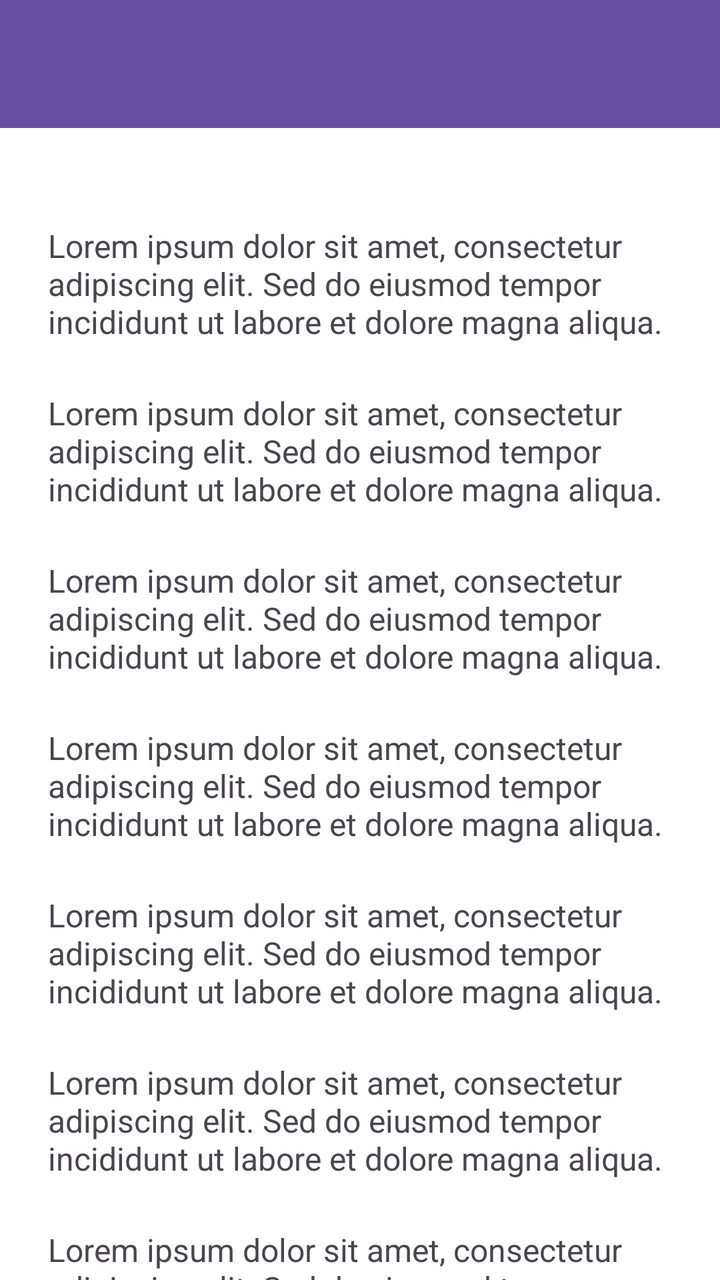
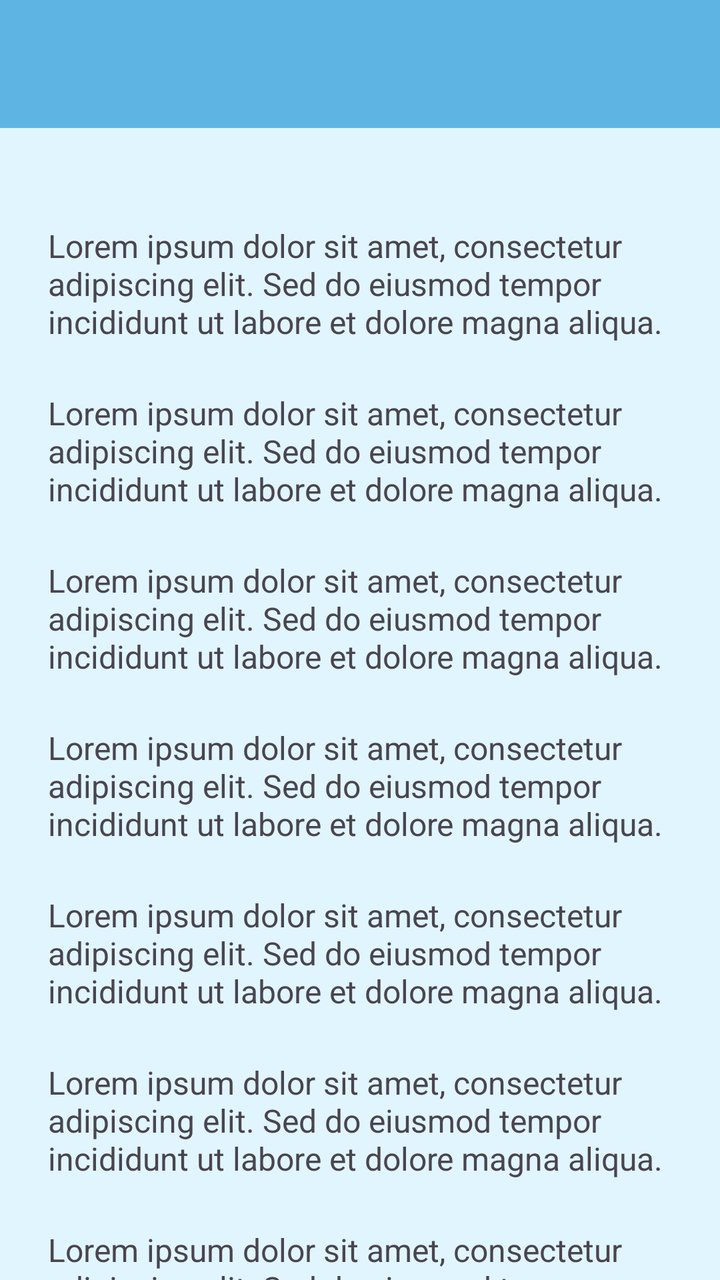

Compare the two renders of this Android layout. The source of the first and the diff that turns it into the second are given below.
<!-- AndroidManifest.xml: application theme Theme.Mars_FarhanAlKhairi -->
<!-- res/layout/activity_fifth.xml -->
<?xml version="1.0" encoding="utf-8"?>
<androidx.coordinatorlayout.widget.CoordinatorLayout xmlns:android="http://schemas.android.com/apk/res/android"
    xmlns:app="http://schemas.android.com/apk/res-auto"
    xmlns:tools="http://schemas.android.com/tools"
    android:id="@+id/main"
    android:layout_width="match_parent"
    android:layout_height="match_parent"
    android:background="@android:color/white"
    tools:context=".pertemuan5.FifthActivity">


    <com.google.android.material.appbar.AppBarLayout
        android:id="@+id/appBarLayout"
        android:layout_width="match_parent"
        android:layout_height="wrap_content"
        android:theme="@style/ThemeOverlay.AppCompat.ActionBar">



    <androidx.appcompat.widget.Toolbar
        android:id="@+id/toolbar"
        android:layout_width="match_parent"
        android:layout_height="?attr/actionBarSize"
        android:background="?attr/colorPrimary"
        app:layout_constraintBottom_toBottomOf="parent"
        app:layout_constraintStart_toStartOf="parent"
        app:layout_constraintTop_toTopOf="parent"
        app:layout_constraintVertical_bias="0.0"
        app:subtitleTextColor="@android:color/white"
        app:titleTextColor="@android:color/white"
        app:layout_scrollFlags="scroll|enterAlways"/>

    </com.google.android.material.appbar.AppBarLayout>

    <androidx.core.widget.NestedScrollView
        android:layout_width="match_parent"
        android:layout_height="match_parent"
        android:clipToPadding="false"
        android:padding="24dp"
        app:layout_behavior="@string/appbar_scrolling_view_behavior"
        app:layout_constraintBottom_toBottomOf="parent"
        app:layout_constraintEnd_toEndOf="parent"
        app:layout_constraintHorizontal_bias="0.0"
        app:layout_constraintStart_toStartOf="parent"
        app:layout_constraintTop_toTopOf="parent">

        <LinearLayout
            android:layout_width="match_parent"
            android:layout_height="wrap_content"
            android:gravity="center_horizontal"
            android:orientation="vertical">

            <TextView
                android:layout_width="match_parent"
                android:layout_height="wrap_content"
                android:layout_marginTop="24dp"
                android:text="Lorem ipsum dolor sit amet, consectetur adipiscing elit. Sed do eiusmod tempor incididunt ut labore et dolore magna aliqua. "
                android:textSize="16sp" />

            <TextView
                android:layout_width="match_parent"
                android:layout_height="wrap_content"
                android:layout_marginTop="24dp"
                android:text="Lorem ipsum dolor sit amet, consectetur adipiscing elit. Sed do eiusmod tempor incididunt ut labore et dolore magna aliqua. "
                android:textSize="16sp" />

            <TextView
                android:layout_width="match_parent"
                android:layout_height="wrap_content"
                android:layout_marginTop="24dp"
                android:text="Lorem ipsum dolor sit amet, consectetur adipiscing elit. Sed do eiusmod tempor incididunt ut labore et dolore magna aliqua. "
                android:textSize="16sp" />

            <TextView
                android:layout_width="match_parent"
                android:layout_height="wrap_content"
                android:layout_marginTop="24dp"
                android:text="Lorem ipsum dolor sit amet, consectetur adipiscing elit. Sed do eiusmod tempor incididunt ut labore et dolore magna aliqua. "
                android:textSize="16sp" />

            <TextView
                android:layout_width="match_parent"
                android:layout_height="wrap_content"
                android:layout_marginTop="24dp"
                android:text="Lorem ipsum dolor sit amet, consectetur adipiscing elit. Sed do eiusmod tempor incididunt ut labore et dolore magna aliqua. "
                android:textSize="16sp" />

            <TextView
                android:layout_width="match_parent"
                android:layout_height="wrap_content"
                android:layout_marginTop="24dp"
                android:text="Lorem ipsum dolor sit amet, consectetur adipiscing elit. Sed do eiusmod tempor incididunt ut labore et dolore magna aliqua. "
                android:textSize="16sp" />

            <TextView
                android:layout_width="match_parent"
                android:layout_height="wrap_content"
                android:layout_marginTop="24dp"
                android:text="Lorem ipsum dolor sit amet, consectetur adipiscing elit. Sed do eiusmod tempor incididunt ut labore et dolore magna aliqua. "
                android:textSize="16sp" />

            <TextView
                android:layout_width="match_parent"
                android:layout_height="wrap_content"
                android:layout_marginTop="24dp"
                android:text="Lorem ipsum dolor sit amet, consectetur adipiscing elit. Sed do eiusmod tempor incididunt ut labore et dolore magna aliqua. "
                android:textSize="16sp" />

            <TextView
                android:layout_width="match_parent"
                android:layout_height="wrap_content"
                android:layout_marginTop="24dp"
                android:text="Lorem ipsum dolor sit amet, consectetur adipiscing elit. Sed do eiusmod tempor incididunt ut labore et dolore magna aliqua. "
                android:textSize="16sp" />

            <TextView
                android:layout_width="match_parent"
                android:layout_height="wrap_content"
                android:layout_marginTop="24dp"
                android:text="Lorem ipsum dolor sit amet, consectetur adipiscing elit. Sed do eiusmod tempor incididunt ut labore et dolore magna aliqua. "
                android:textSize="16sp" />

            <TextView
                android:layout_width="match_parent"
                android:layout_height="wrap_content"
                android:layout_marginTop="24dp"
                android:text="Lorem ipsum dolor sit amet, consectetur adipiscing elit. Sed do eiusmod tempor incididunt ut labore et dolore magna aliqua. "
                android:textSize="16sp" />

            <TextView
                android:layout_width="match_parent"
                android:layout_height="wrap_content"
                android:layout_marginTop="24dp"
                android:text="Lorem ipsum dolor sit amet, consectetur adipiscing elit. Sed do eiusmod tempor incididunt ut labore et dolore magna aliqua. "
                android:textSize="16sp" />

            <TextView
                android:layout_width="match_parent"
                android:layout_height="wrap_content"
                android:layout_marginTop="24dp"
                android:text="Lorem ipsum dolor sit amet, consectetur adipiscing elit. Sed do eiusmod tempor incididunt ut labore et dolore magna aliqua. "
                android:textSize="16sp" />

            <TextView
                android:layout_width="match_parent"
                android:layout_height="wrap_content"
                android:layout_marginTop="24dp"
                android:text="Lorem ipsum dolor sit amet, consectetur adipiscing elit. Sed do eiusmod tempor incididunt ut labore et dolore magna aliqua. "
                android:textSize="16sp" />

            <TextView
                android:layout_width="match_parent"
                android:layout_height="wrap_content"
                android:layout_marginTop="24dp"
                android:text="Lorem ipsum dolor sit amet, consectetur adipiscing elit. Sed do eiusmod tempor incididunt ut labore et dolore magna aliqua. "
                android:textSize="16sp" />

            <TextView
                android:layout_width="match_parent"
                android:layout_height="wrap_content"
                android:layout_marginTop="24dp"
                android:text="Lorem ipsum dolor sit amet, consectetur adipiscing elit. Sed do eiusmod tempor incididunt ut labore et dolore magna aliqua. "
                android:textSize="16sp" />

            <TextView
                android:layout_width="match_parent"
                android:layout_height="wrap_content"
                android:layout_marginTop="24dp"
                android:text="Lorem ipsum dolor sit amet, consectetur adipiscing elit. Sed do eiusmod tempor incididunt ut labore et dolore magna aliqua. "
                android:textSize="16sp" />

            <Button
                android:id="@+id/btnWebVeiw"
                android:layout_width="wrap_content"
                android:layout_height="wrap_content"
                android:text="WebView"
                android:layout_marginTop="28dp"
                app:icon="@drawable/ic_back"
                app:iconGravity="textEnd"/>
        </LinearLayout>
    </androidx.core.widget.NestedScrollView>

</androidx.coordinatorlayout.widget.CoordinatorLayout>
<!-- resources referenced by this layout -->
<resources>
  <!-- drawable ic_back (drawable) -->
  <vector xmlns:android="http://schemas.android.com/apk/res/android" android:autoMirrored="true" android:height="24dp" android:tint="#FFFFFF" android:viewportHeight="960" android:viewportWidth="960" android:width="24dp">
        
      <path android:fillColor="@android:color/white" android:pathData="M313,520L537,744L480,800L160,480L480,160L537,216L313,440L800,440L800,520L313,520Z"/>
      
  </vector>
  <style name="Theme.Mars_FarhanAlKhairi" parent="Base.Theme.Mars_FarhanAlKhairi" />
  <style name="Base.Theme.Mars_FarhanAlKhairi" parent="Theme.Material3.DayNight.NoActionBar">
          
          
      </style>
</resources>

<!-- the commit's change to res/layout/activity_fifth.xml (unified diff, before → after) -->
@@ -21,7 +21,7 @@
         android:id="@+id/toolbar"
         android:layout_width="match_parent"
         android:layout_height="?attr/actionBarSize"
-        android:background="?attr/colorPrimary"
+        android:background="#5eb5e4"
         app:layout_constraintBottom_toBottomOf="parent"
         app:layout_constraintStart_toStartOf="parent"
         app:layout_constraintTop_toTopOf="parent"
@@ -37,6 +37,7 @@
         android:layout_height="match_parent"
         android:clipToPadding="false"
         android:padding="24dp"
+        android:background="#E1F5FE"
         app:layout_behavior="@string/appbar_scrolling_view_behavior"
         app:layout_constraintBottom_toBottomOf="parent"
         app:layout_constraintEnd_toEndOf="parent"
